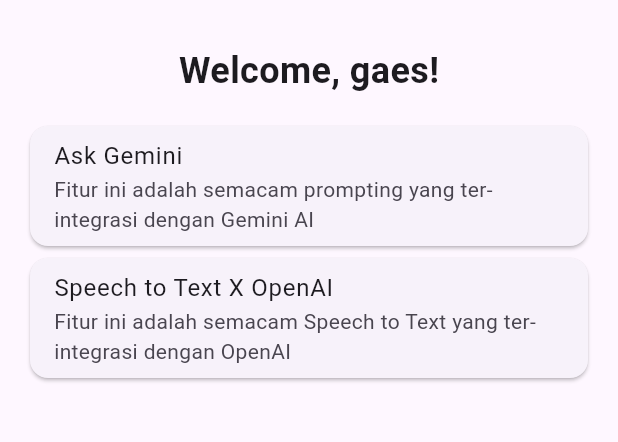
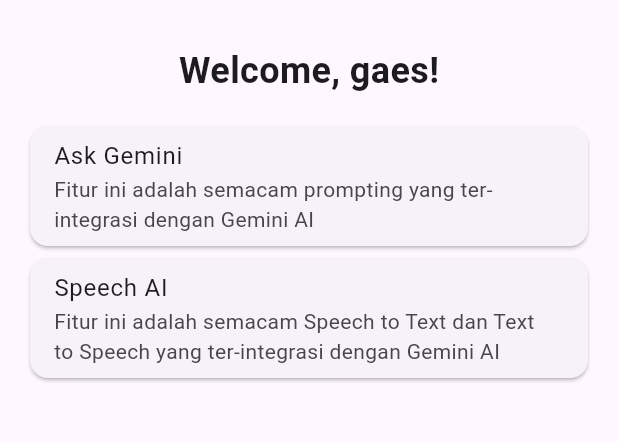
Before and after one commit to lathifrdp/nyore, a Flutter app: the screen it shows after launch, on a phone screen of 412 x 824 dp, the part 63-505 px from its top. Run offline on Flutter 3.47's test engine with Material 3 defaults, Android fonts, the phone set to English and light mode, and no system bars; our stand-ins replace dio, flutter_bloc, flutter_dotenv, flutter_tts, google_generative_ai, image_picker and 2 more.

Commit message:
add feature speech ai

```diff
--- a/lib/core/navigation/app_routes.dart
+++ b/lib/core/navigation/app_routes.dart
@@ -2,8 +2,10 @@
 import 'package:nyore/core/navigation/routes.dart';
 import 'package:nyore/features/ask_gemini/presentation/page/ask_gemini_page.dart';
 import 'package:nyore/features/main/presentation/page/main_page.dart';
+import 'package:nyore/features/stt_openai/presentation/page/stt_openai_page.dart';
 
 Map<String, Widget Function(BuildContext)> appRoutes = {
   Routes.root: (context) => const MainPage(),
   Routes.askGemini: (context) => const AskGeminiPage(),
+  Routes.sttOpenAI: (context) => const SttOpenAiPage(),
 };
--- a/lib/features/ask_gemini/presentation/page/ask_gemini_page.dart
+++ b/lib/features/ask_gemini/presentation/page/ask_gemini_page.dart
@@ -26,7 +26,7 @@
         appBar: AppBar(
           backgroundColor: Colors.blue.shade900,
           title: const Text(
-            'Gemini',
+            'Ask Gemini',
             style: TextStyle(color: Colors.white),
           ),
         ),
--- a/lib/features/main/data/mock/feature_data_mock.dart
+++ b/lib/features/main/data/mock/feature_data_mock.dart
@@ -14,8 +14,8 @@
   },
   {
     "id": 2,
-    "name": "Speech to Text X OpenAI",
-    "description": "Fitur ini adalah semacam Speech to Text yang ter-integrasi dengan OpenAI",
+    "name": "Speech AI",
+    "description": "Fitur ini adalah semacam Speech to Text dan Text to Speech yang ter-integrasi dengan Gemini AI",
     "isActive": true,
     "pathRoute": "/stt-openai"
   }
--- /dev/null
+++ b/lib/features/stt_openai/bloc/speech_to_text_event.dart
@@ -0,0 +1,14 @@
+part of 'speech_to_text_bloc.dart';
+
+sealed class SpeechToTextEvent {}
+
+class StartListening extends SpeechToTextEvent {}
+
+class StopListening extends SpeechToTextEvent {}
+
+class StopSpeaking extends SpeechToTextEvent {}
+
+class SendMessage extends SpeechToTextEvent {
+  final String message;
+  SendMessage(this.message);
+}
--- /dev/null
+++ b/lib/features/stt_openai/bloc/speech_to_text_state.dart
@@ -0,0 +1,20 @@
+part of 'speech_to_text_bloc.dart';
+
+sealed class SpeechToTextState {}
+
+final class SpeechToTextInitial extends SpeechToTextState {}
+
+class ChatListening extends SpeechToTextState {}
+
+class ChatLoading extends SpeechToTextState {}
+
+class ChatSuccess extends SpeechToTextState {
+  final String userMessage;
+  final String aiResponse;
+  ChatSuccess(this.userMessage, this.aiResponse);
+}
+
+class ChatError extends SpeechToTextState {
+  final String message;
+  ChatError(this.message);
+}
--- a/lib/main.dart
+++ b/lib/main.dart
@@ -1,7 +1,9 @@
 import 'package:flutter/material.dart';
+import 'package:flutter_bloc/flutter_bloc.dart';
 import 'package:flutter_dotenv/flutter_dotenv.dart';
 import 'package:nyore/core/navigation/app_routes.dart';
 import 'package:nyore/core/navigation/routes.dart';
+import 'package:nyore/features/stt_openai/bloc/speech_to_text_bloc.dart';
 
 Future<void> main() async {
   await dotenv.load();
@@ -13,7 +15,9 @@
 
   @override
   Widget build(BuildContext context) {
-    return MaterialApp(
+    return BlocProvider(
+      create: (context) => SpeechToTextBloc(),
+      child: MaterialApp(
         debugShowCheckedModeBanner: false,
         initialRoute: Routes.root,
         routes: appRoutes,
@@ -27,6 +31,7 @@
             ),
           );
         },
+      ),
     );
   }
 }
--- a/pubspec.yaml
+++ b/pubspec.yaml
@@ -35,6 +35,10 @@
   google_generative_ai: ^0.4.1
   image_picker: ^1.1.1
   lottie: ^3.1.3
+  flutter_bloc: ^8.1.3
+  dio: ^5.4.0
+  speech_to_text: ^6.5.0
+  flutter_tts: ^3.8.2
 
 dev_dependencies:
 
```
Also changed, not shown: lib/features/stt_openai/bloc/speech_to_text_bloc.dart (added, +128 -0 lines), lib/features/stt_openai/presentation/page/stt_openai_page.dart (added, +89 -0 lines), 5 other files. Lines whose indentation alone changed are shown as unchanged.
